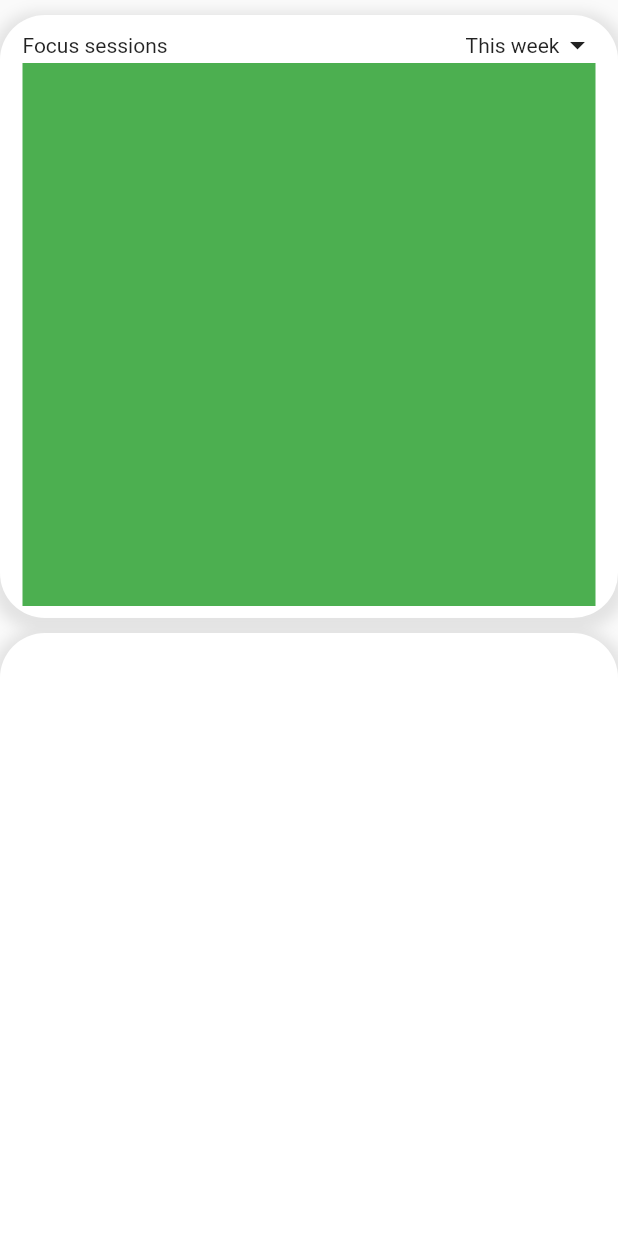
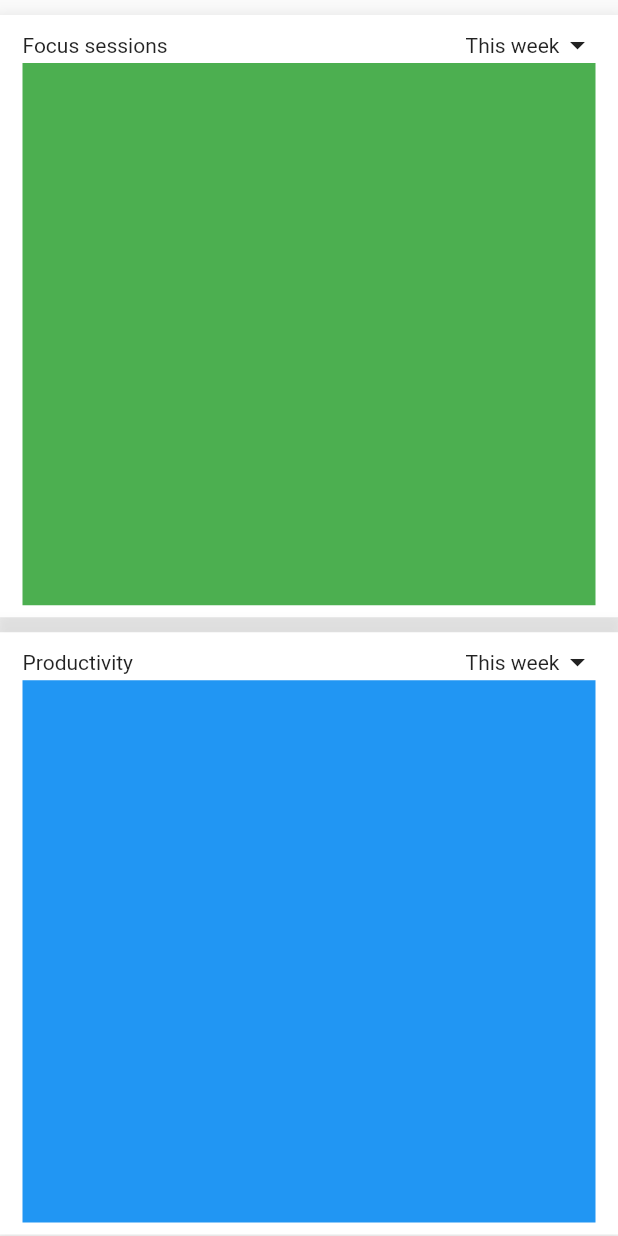
Before and after one commit to enaannan/PomoTimer, a Flutter app: the TimeLineView widget shown alone on an empty page, opened directly, on a phone screen of 412 x 824 dp. Run offline on Flutter 3.47's test engine with Material 2 defaults, Android fonts, the phone set to English and light mode, and no system bars; our stand-ins replace charts_flutter, google_fonts, introduction_screen, step_progress_indicator; project files that could hold a hidden picture were left out.

```diff
--- a/lib/Screens/MainScreen.dart
+++ b/lib/Screens/MainScreen.dart
@@ -1,6 +1,7 @@
 import 'package:flutter/material.dart';
 import 'TimeScreen.dart';
 import 'StatisticsPage.dart';
+import 'NewTaskScreen.dart';
 
 class MainScreen extends StatelessWidget {
   @override
@@ -11,10 +12,7 @@ class MainScreen extends StatelessWidget {
         body: TabBarView(
           children: [
             TimeScreen(),
-            SafeArea(
-                child: AppBar(
-              title: Text("rere"),
-            )),
+            NewTaskScreen(),
             StatisticsPage(),
             SafeArea(
                 child: AppBar(
--- a/lib/UIComponents/SizedBoxTrasparent.dart
+++ b/lib/UIComponents/SizedBoxTrasparent.dart
@@ -3,12 +3,15 @@ import 'package:flutter/material.dart';
 class SizedBoxTrasparent extends StatelessWidget {
   const SizedBoxTrasparent({
     Key key,
+    this.height=10.0,
   }) : super(key: key);
 
+final double height;
   @override
   Widget build(BuildContext context) {
+
     return SizedBox(
-      height: 10.0,
+      height: height,
       child: Container(
         color: Colors.transparent,
       ),
--- a/lib/UIComponents/TimeLineView.dart
+++ b/lib/UIComponents/TimeLineView.dart
@@ -13,14 +13,9 @@ class TimeLineView extends StatelessWidget {
       children: [
         SizedBoxTrasparent(),
         ViewCards(
-          topLeftRadius: 30,
-          topRightRadius: 30,
-          bottomLeftRadius: 30,
-          bottomRightRadius: 30,
-          offsetX: 0,
-          offsetY: 3,
           child: Padding(
-            padding: const EdgeInsets.symmetric(horizontal:15.0,vertical: 8.0),
+            padding:
+                const EdgeInsets.symmetric(horizontal: 15.0, vertical: 8.0),
             child: Column(
               children: [
                 Row(
@@ -37,18 +32,45 @@ class TimeLineView extends StatelessWidget {
                     )
                   ],
                 ),
-                Expanded(child: Container(color: Colors.green,))
+                Expanded(
+                    child: Container(
+                  color: Colors.green,
+                ))
               ],
             ),
           ),
         ),
         SizedBoxTrasparent(),
         ViewCards(
-          topLeftRadius: 30,
-          topRightRadius: 30,
           offsetX: 0,
-          offsetY: 3,
-        )
+          offsetY: 0,
+          child: Padding(
+            padding: const EdgeInsets.symmetric(vertical: 8.0, horizontal: 15),
+            child: Column(
+              children: [
+                Row(
+                  mainAxisAlignment: MainAxisAlignment.spaceBetween,
+                  children: [
+                    Text("Productivity"),
+                    Row(
+                      children: [
+                        Text("This week"),
+                        Icon(Icons.arrow_drop_down),
+                      ],
+                    )
+                  ],
+                ),
+                Expanded(
+                    child: Container(
+                  color: Colors.blue,
+                ))
+              ],
+            ),
+          ),
+        ),
+        SizedBoxTrasparent(
+          height: 1,
+        ),
       ],
     );
   }
```
Also changed, not shown: lib/Screens/NewTaskScreen.dart (added, +42 -0 lines), lib/Screens/StatisticsPage.dart (+4 -3 lines), lib/UIComponents/ActivityView.dart (added, +8 -0 lines), lib/UIComponents/DailyView.dart (added, +39 -0 lines), assets/google_fonts/Ubuntu-Bold.ttf (added), assets/google_fonts/Ubuntu-BoldItalic.ttf (added), assets/google_fonts/Ubuntu-Italic.ttf (added), assets/google_fonts/Ubuntu-Light.ttf (added), assets/google_fonts/Ubuntu-LightItalic.ttf (added), assets/google_fonts/Ubuntu-Medium.ttf (added), assets/google_fonts/Ubuntu-MediumItalic.ttf (added), assets/google_fonts/Ubuntu-Regular.ttf (added).
